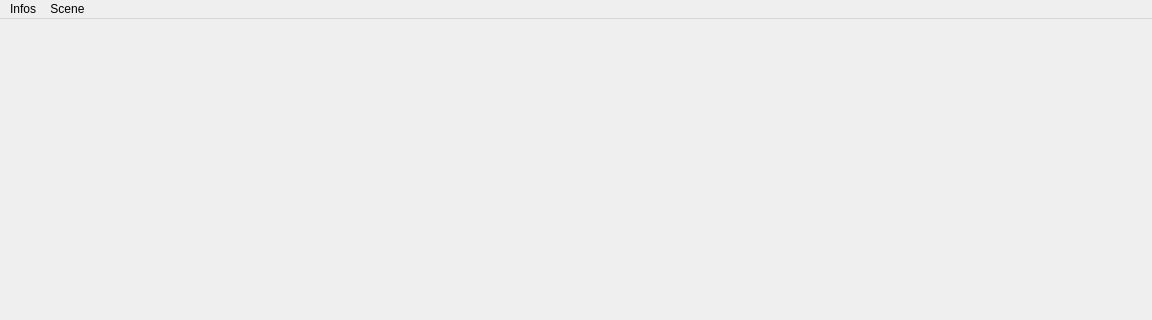
The window that src/mainwindow.ui (FrancoisGaits/Henjin) describes before a commit, drawn with Qt 5; both pictures show x 0 to 1152 and y 0 to 320 of the 1152 by 720 pixel window.
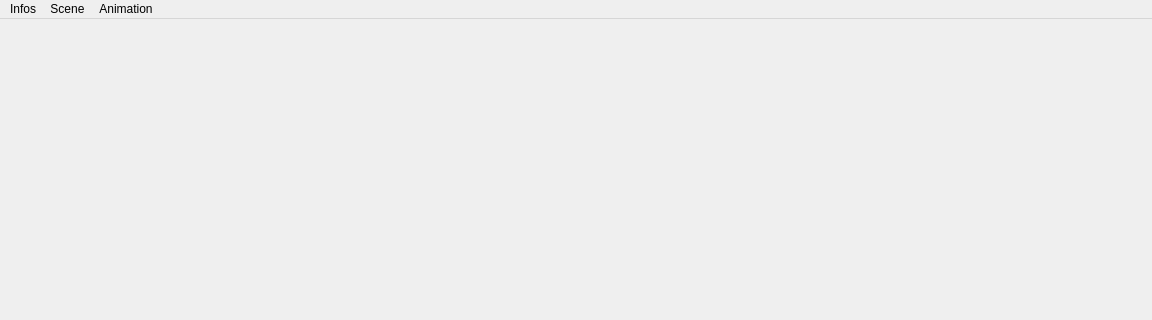
The same window after the commit.

```diff
--- a/src/mainwindow.ui
+++ b/src/mainwindow.ui
@@ -20,7 +20,7 @@
      <x>0</x>
      <y>0</y>
      <width>1152</width>
-     <height>20</height>
+     <height>29</height>
     </rect>
    </property>
    <widget class="QMenu" name="menuInfos">
@@ -55,8 +55,17 @@
     <addaction name="menuChange_Scene"/>
     <addaction name="menuEdit_Parameters"/>
    </widget>
+   <widget class="QMenu" name="menuAnimation">
+    <property name="title">
+     <string>Animation</string>
+    </property>
+    <addaction name="actionAnimation_Off"/>
+    <addaction name="actionWeights_Off"/>
+    <addaction name="actionToggle_GPU"/>
+   </widget>
    <addaction name="menuInfos"/>
    <addaction name="menuScene"/>
+   <addaction name="menuAnimation"/>
   </widget>
   <action name="actionOpenGl_Info">
    <property name="text">
```
Left out of the diff: 20 changed lines with no effect on the pictures.
